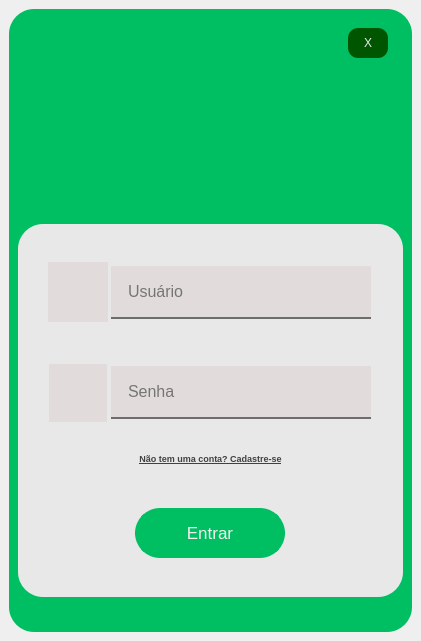
eduardogm22/controle_patrimonio, file PATP/asset_ctrl/previa/login.ui: the form before one commit.
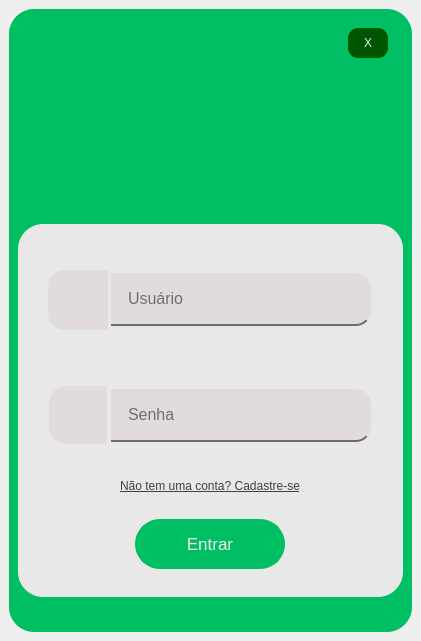
The form after the commit. Icons and pictures are not drawn.

Commit message: arrumando telas

The edit to the form file:
```diff
--- a/PATP/asset_ctrl/previa/login.ui
+++ b/PATP/asset_ctrl/previa/login.ui
@@ -249,6 +249,9 @@
           <enum>QFrame::Raised</enum>
          </property>
          <layout class="QVBoxLayout" name="verticalLayout_14">
+          <property name="spacing">
+           <number>0</number>
+          </property>
           <item>
            <widget class="QFrame" name="frame_11">
             <property name="minimumSize">
@@ -292,7 +295,9 @@
                   </property>
                   <property name="styleSheet">
                    <string notr="true">background-color:#E1DCDB;
-border-radius: 0px</string>
+border-radius: 0px;
+    border-top-left-radius: 17px;  
+    border-bottom-left-radius: 17px;</string>
                   </property>
                   <property name="frameShape">
                    <enum>QFrame::StyledPanel</enum>
@@ -369,7 +374,9 @@
 border-radius: 0px;
 padding:15px;
 border-bottom: 2px solid rgb(108, 108, 108);
-	color: rgb(117, 117, 117)
+
+    border-top-right-radius: 15px;  
+    border-bottom-right-radius: 15px;
 }
 
 
@@ -377,6 +384,12 @@
 QLineEdit:hover{background-color:rgb(238, 234, 233);color:rgb(181, 178, 177)}</string>
                   </property>
                   <property name="inputMask">
+                   <string/>
+                  </property>
+                  <property name="text">
+                   <string/>
+                  </property>
+                  <property name="placeholderText">
                    <string>Usuário</string>
                   </property>
                  </widget>
@@ -406,7 +419,9 @@
                   </property>
                   <property name="styleSheet">
                    <string notr="true">background-color:#E1DCDB;
-border-radius: 0px</string>
+border-radius: 0px;
+    border-top-left-radius: 17px;  
+    border-bottom-left-radius: 17px;</string>
                   </property>
                   <property name="frameShape">
                    <enum>QFrame::StyledPanel</enum>
@@ -484,13 +499,24 @@
 border-radius: 0px;
 padding:15px;
 border-bottom: 2px solid rgb(108, 108, 108);
-	color: rgb(117, 117, 117)
+
+    border-top-right-radius: 15px;  
+    border-bottom-right-radius: 15px;
 }
 
 QLineEdit:hover{background-color:rgb(238, 234, 233);color:rgb(181, 178, 177)}
 </string>
                   </property>
+                  <property name="inputMask">
+                   <string/>
+                  </property>
                   <property name="text">
+                   <string/>
+                  </property>
+                  <property name="echoMode">
+                   <enum>QLineEdit::Password</enum>
+                  </property>
+                  <property name="placeholderText">
                    <string>Senha</string>
                   </property>
                  </widget>
@@ -498,40 +524,61 @@
                </layout>
               </widget>
              </item>
-             <item>
-              <widget class="QLabel" name="label_nao_tem_umaconta_2">
+            </layout>
+           </widget>
+          </item>
+          <item>
+           <widget class="QFrame" name="frame_12">
+            <property name="maximumSize">
+             <size>
+              <width>16777215</width>
+              <height>27</height>
+             </size>
+            </property>
+            <property name="frameShape">
+             <enum>QFrame::StyledPanel</enum>
+            </property>
+            <property name="frameShadow">
+             <enum>QFrame::Raised</enum>
+            </property>
+            <layout class="QVBoxLayout" name="verticalLayout_4">
+             <property name="spacing">
+              <number>0</number>
+             </property>
+             <property name="leftMargin">
+              <number>0</number>
+             </property>
+             <property name="topMargin">
+              <number>0</number>
+             </property>
+             <property name="rightMargin">
+              <number>0</number>
+             </property>
+             <property name="bottomMargin">
+              <number>0</number>
+             </property>
+             <item alignment="Qt::AlignHCenter">
+              <widget class="QPushButton" name="pushButton_2">
                <property name="minimumSize">
                 <size>
-                 <width>0</width>
+                 <width>250</width>
                  <height>0</height>
                 </size>
                </property>
                <property name="maximumSize">
                 <size>
-                 <width>350</width>
-                 <height>30</height>
+                 <width>250</width>
+                 <height>16777215</height>
                 </size>
                </property>
                <property name="font">
                 <font>
-                 <pointsize>7</pointsize>
-                 <weight>75</weight>
-                 <bold>true</bold>
                  <underline>true</underline>
                  <strikeout>false</strikeout>
                 </font>
                </property>
-               <property name="cursor">
-                <cursorShape>PointingHandCursor</cursorShape>
-               </property>
-               <property name="layoutDirection">
-                <enum>Qt::LeftToRight</enum>
-               </property>
-               <property name="autoFillBackground">
-                <bool>false</bool>
-               </property>
                <property name="styleSheet">
-                <string notr="true">QLabel {
+                <string notr="true">QPushButton{
     qproperty-iconSize: 40px 48px; 
 	border: none;
 color:rgb(65, 65, 65);
@@ -556,9 +603,6 @@
                <property name="text">
                 <string>Não tem uma conta? Cadastre-se</string>
                </property>
-               <property name="alignment">
-                <set>Qt::AlignCenter</set>
-               </property>
               </widget>
              </item>
             </layout>
```
Left out of the diff: 10 changed lines with no effect on the pictures. The commit also changes 4 other files.
